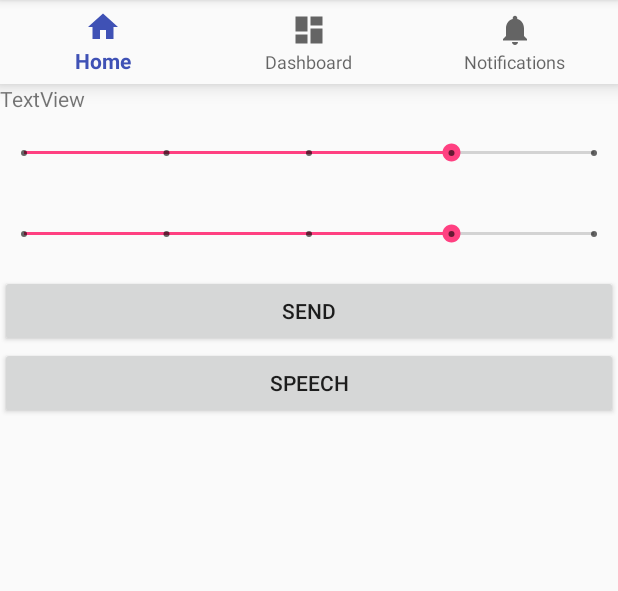
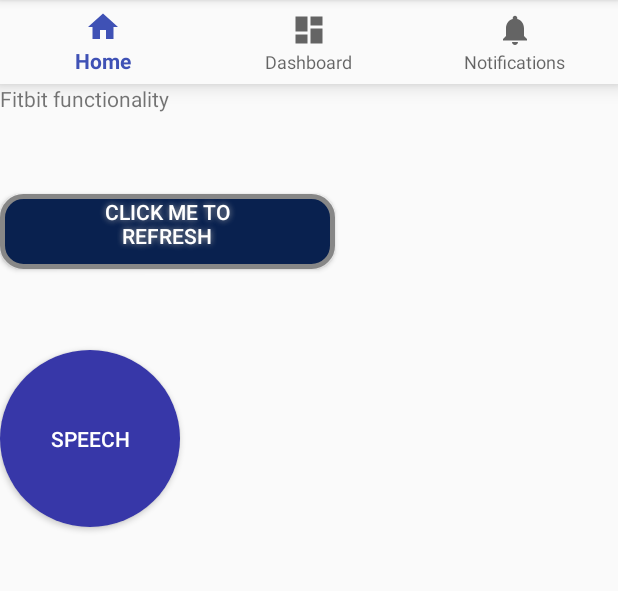
Before and after one commit to mqtran01/Brightmood-app, an Android app: the screen it shows after launch (FitbitActivity), on a phone screen of 412 x 824 dp, the part 84-675 px from its top. Run offline under Robolectric (Android 15) with nearby library versions, the phone set to English and light mode, and no system bars.

Commit message:
fitbit set currentTime with delay, add buttons

```diff
--- a/BrightMood-Android/app/src/main/java/com/github/mqtran01/brightmood_android/FitbitActivity.java
+++ b/BrightMood-Android/app/src/main/java/com/github/mqtran01/brightmood_android/FitbitActivity.java
@@ -118,8 +118,8 @@ public class FitbitActivity extends AppCompatActivity {
 
         mTextMessage = (TextView) findViewById(R.id.message);
 
-        facebookSlider = (SeekBar) findViewById(R.id.seekBar);
-        fitbitSlider = (SeekBar) findViewById(R.id.seekBar2);
+        //facebookSlider = (SeekBar) findViewById(R.id.seekBar);
+        //fitbitSlider = (SeekBar) findViewById(R.id.seekBar2);
 
         sendButton = (Button) findViewById(R.id.button10);
         sendButton.setOnClickListener(new View.OnClickListener() {
@@ -130,19 +130,16 @@ public class FitbitActivity extends AppCompatActivity {
                 StrictMode.ThreadPolicy tp = StrictMode.ThreadPolicy.LAX;
                 StrictMode.setThreadPolicy(tp);
                 String msg = fitbit.logicFitbit(mTextMessage);
-//                if(msg == null) {
-//                    mTextMessage.setText("I am null");
-//                } else {
-//                    mTextMessage.setText(msg);
-//
-//                }
                 mTextMessage.setText(msg);
-//                GatewayHandler handler = new GatewayHandler();
-                //handler.execute("http://192.168.1.32/SetDyNet.cgi?a=2&p=2");
+                GatewayHandler handler = new GatewayHandler(mTextMessage);
+                handler.execute(msg);
 
-//                        facebookSlider.getProgress() + "&c=0&l=" + fitbitSlider.getProgress() * 20
+
+//GatewayHandler handler = new GatewayHandler();
+// handler.execute("http://192.168.1.32/SetDyNet.cgi?a=2&p=2");
+//facebookSlider.getProgress() + "&c=0&l=" + fitbitSlider.getProgress() * 20
 //new String[]{//"http://httpbin.org/get?facebook=" +
-            // facebookSlider.getProgress() + "&fitbit=" + fitbitSlider.getProgress()});
+//facebookSlider.getProgress() + "&fitbit=" + fitbitSlider.getProgress()});
 
         }
         });
--- /dev/null
+++ b/BrightMood-Android/app/src/main/res/drawable/buttonshape.xml
@@ -0,0 +1,23 @@
+<?xml version="1.0" encoding="utf-8"?>
+<shape xmlns:android="http://schemas.android.com/apk/res/android" android:shape="rectangle" >
+    <corners
+        android:radius="14dp"
+        />
+    <solid
+        android:color="#09214F"
+        />
+    <padding
+        android:left="0dp"
+        android:top="0dp"
+        android:right="0dp"
+        android:bottom="0dp"
+        />
+    <size
+        android:width="270dp"
+        android:height="60dp"
+        />
+    <stroke
+        android:width="3dp"
+        android:color="#878787"
+        />
+</shape>
--- /dev/null
+++ b/BrightMood-Android/app/src/main/res/drawable/round_button.xml
@@ -0,0 +1,13 @@
+<?xml version="1.0" encoding="utf-8"?>
+<selector xmlns:android="http://schemas.android.com/apk/res/android">
+    <item android:state_pressed="false">
+        <shape android:shape="oval">
+            <solid android:color="#3737A8"/>
+        </shape>
+    </item>
+    <item android:state_pressed="true">
+        <shape android:shape="oval">
+            <solid android:color="#3737A8"/>
+        </shape>
+    </item>
+</selector>
--- a/BrightMood-Android/app/src/main/res/layout/activity_fitbit.xml
+++ b/BrightMood-Android/app/src/main/res/layout/activity_fitbit.xml
@@ -5,8 +5,9 @@
     android:id="@+id/container"
     android:layout_width="match_parent"
     android:layout_height="match_parent"
-    android:orientation="vertical"
-    tools:context="com.github.mqtran01.brightmood_android.FitbitActivity">
+    tools:context="com.github.mqtran01.brightmood_android.FitbitActivity"
+    android:baselineAligned="false"
+    android:orientation="vertical">
 
     <android.support.design.widget.BottomNavigationView
         android:id="@+id/navigation"
@@ -20,7 +21,7 @@
         android:id="@+id/message"
         android:layout_width="match_parent"
         android:layout_height="wrap_content"
-        android:text="TextView" />
+        android:text="Fitbit functionality" />
 
     <SeekBar
         android:id="@+id/seekBar"
@@ -28,7 +29,22 @@
         android:layout_width="match_parent"
         android:layout_height="54dp"
         android:max="4"
-        android:progress="3" />
+        android:progress="3"
+        android:visibility="invisible" />
+
+    <Button
+        android:id="@+id/button10"
+        android:layout_width="223dp"
+        android:layout_height="50dp"
+        android:background="@drawable/buttonshape"
+        android:paddingBottom="10dp"
+        android:paddingHorizontal="40dp"
+        android:shadowColor="#A8A8A8"
+        android:shadowDx="0"
+        android:shadowDy="0"
+        android:shadowRadius="5"
+        android:text="Click Me To Refresh"
+        android:textColor="#FFFFFF" />
 
     <SeekBar
         android:id="@+id/seekBar2"
@@ -36,19 +52,19 @@
         android:layout_width="match_parent"
         android:layout_height="54dp"
         android:max="4"
-        android:progress="3" />
-
-    <Button
-        android:id="@+id/button10"
-        android:layout_width="match_parent"
-        android:layout_height="wrap_content"
-        android:text="Send" />
+        android:progress="3"
+        android:visibility="invisible" />
 
     <Button
         android:id="@+id/speechBtn"
-        android:layout_width="match_parent"
-        android:layout_height="wrap_content"
-        android:text="Speech" />
+
+        android:layout_width="120dp"
+        android:layout_height="118dp"
+        android:background="@drawable/round_button"
+        android:gravity="center_vertical|center_horizontal"
+        android:text="Speech"
+        android:textColor="#fff" />
+
 
     <LinearLayout
         android:layout_width="match_parent"
```
Also changed, not shown: BrightMood-Android/app/src/main/java/com/github/mqtran01/brightmood_android/LogicFitbit.java (+45 -9 lines), BrightMood-Android/app/src/main/res/layout/activity_speech.xml (+16 -0 lines).
